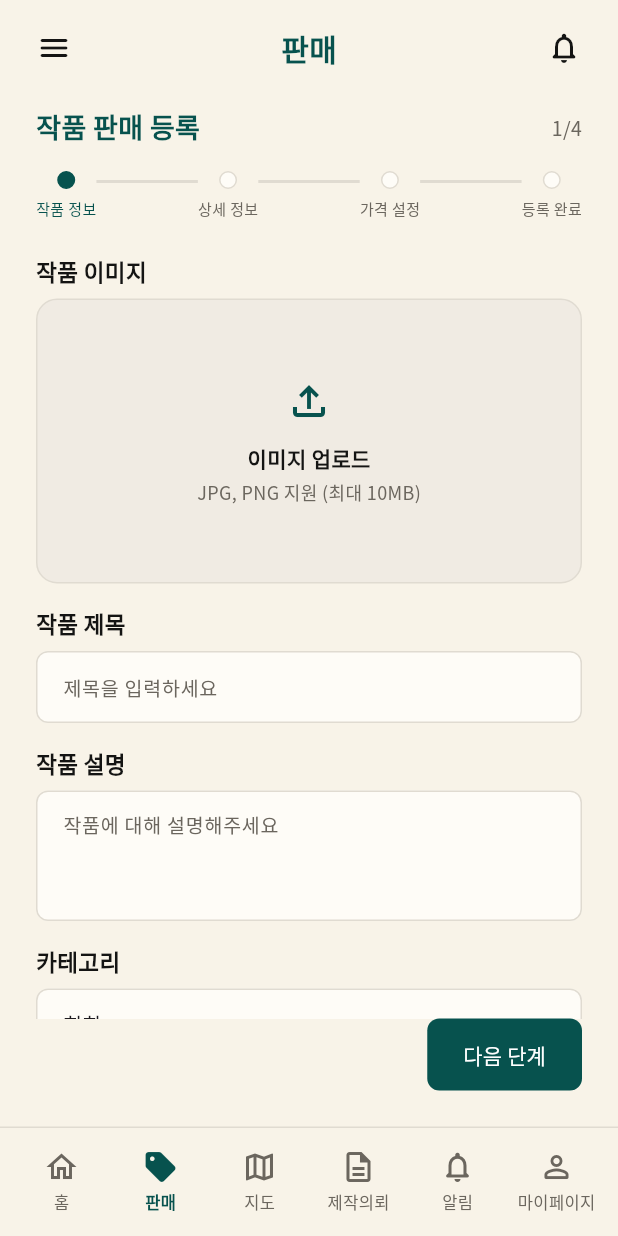
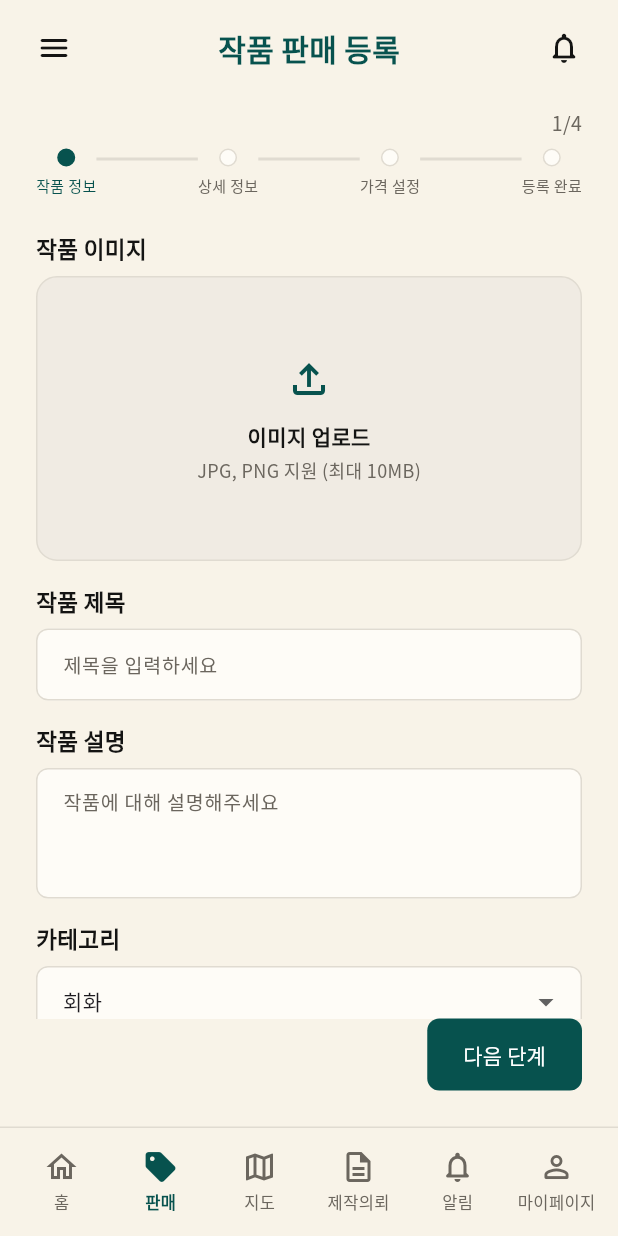
Before and after one commit to KYUNGWONS/ART_NARA, a Flutter app: the MainScreen screen opened directly, item 2 of the bottom bar chosen, on a phone screen of 412 x 824 dp. Run offline on Flutter 3.47's test engine with Material 3 defaults, Android fonts, the phone set to English and light mode, and no system bars; our stand-ins replace google_fonts, google_sign_in, image_picker; missing offline and left inert: flutter_naver_map, kakao_flutter_sdk, mobile_scanner, stomp_dart_client; accounts and stored records are empty; network calls fail.

Commit message:
feat(frontend): use design header titles and drop duplicated screen titles
디자인은 화면 제목을 header-row 하나로만 그린다. 판매·제작의뢰 탭이 헤더와 본문에
제목을 두 번 그리던 것을 정리하고, 탭 제목을 디자인 문구('작품 판매 등록',
'제작 의뢰 신청')로 맞췄다.

Co-Authored-By: Claude Opus 5 <noreply@anthropic.com>

```diff
--- a/frontend/lib/screens/commission_screen.dart
+++ b/frontend/lib/screens/commission_screen.dart
@@ -156,14 +156,7 @@ class _CommissionScreenState extends State<CommissionScreen> {
       padding: const EdgeInsets.fromLTRB(
           DustSpacing.lg, DustSpacing.xs, DustSpacing.lg, DustSpacing.lg),
       children: [
-        const Center(
-          child: Text('제작 의뢰 신청',
-              style: TextStyle(
-                  fontSize: 18,
-                  fontWeight: FontWeight.w700,
-                  color: DustColors.brandPrimary)),
-        ),
-        const SizedBox(height: DustSpacing.md),
+        // 화면 제목은 MainScreen 헤더가 그린다(디자인 header-row).
         const _FieldLabel('의뢰 세부 내용'),
         Stack(
           children: [
--- a/frontend/lib/screens/main_screen.dart
+++ b/frontend/lib/screens/main_screen.dart
@@ -307,7 +307,7 @@ class _MainScreenState extends State<MainScreen>
   }
 
   // ─── 상단 내비게이션 바 (디자인 header-row: 메뉴 · 타이틀 · 벨) ───
-  static const _tabTitles = ['둘러보기', '판매', '지도', '제작 의뢰', '알림', '마이페이지'];
+  static const _tabTitles = ['둘러보기', '작품 판매 등록', '지도', '제작 의뢰 신청', '알림', '마이페이지'];
 
   Widget _buildTopBar(LocaleProvider locale) {
     return Container(
--- a/frontend/lib/screens/sell_screen.dart
+++ b/frontend/lib/screens/sell_screen.dart
@@ -192,20 +192,14 @@ class _SellScreenState extends State<SellScreen> {
               DustSpacing.lg, DustSpacing.xs, DustSpacing.lg, 0),
           child: Column(
             children: [
-              Row(
-                mainAxisAlignment: MainAxisAlignment.spaceBetween,
-                children: [
-                  const Text('작품 판매 등록',
-                      style: TextStyle(
-                          fontSize: 18,
-                          fontWeight: FontWeight.w700,
-                          color: DustColors.brandPrimary)),
-                  Text('${_step + 1}/${_stepLabels.length}',
-                      style: const TextStyle(
-                          fontSize: 13, color: DustColors.textSecondary)),
-                ],
+              // 화면 제목은 MainScreen 헤더가 그린다(디자인 header-row). 여기선 진행 표기만.
+              Align(
+                alignment: Alignment.centerRight,
+                child: Text('${_step + 1}/${_stepLabels.length}',
+                    style: const TextStyle(
+                        fontSize: 13, color: DustColors.textSecondary)),
               ),
-              const SizedBox(height: DustSpacing.md),
+              const SizedBox(height: DustSpacing.xs),
               _StepIndicator(current: _step),
             ],
           ),
```
